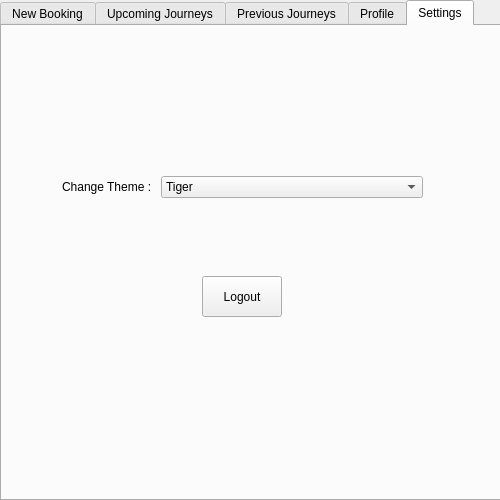
Above: UI/UserScreen.ui from 1412kauti/ProjectHurricane before the change. Below: the same form after it.
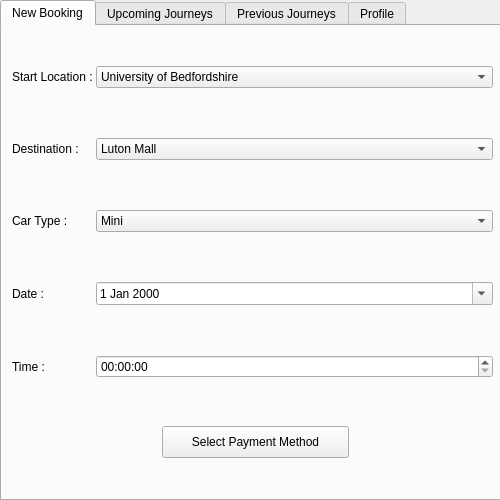
That is the form after the change. The open tabs and pages were chosen to show the change.

```diff
--- a/UI/UserScreen.ui
+++ b/UI/UserScreen.ui
@@ -700,8 +700,8 @@
         </property>
        </widget>
       </item>
-      <item row="6" column="0" colspan="3">
-       <widget class="QPushButton" name="change_Paypal">
+      <item row="7" column="0" colspan="3">
+       <widget class="QPushButton" name="Logout_Btn">
         <property name="text">
          <string>Add/Change PayPal Details</string>
         </property>
@@ -723,104 +723,6 @@
      </property>
     </widget>
    </widget>
-   <widget class="QWidget" name="tab_5">
-    <attribute name="title">
-     <string>Settings</string>
-    </attribute>
-    <widget class="QWidget" name="verticalLayoutWidget_2">
-     <property name="geometry">
-      <rect>
-       <x>200</x>
-       <y>250</y>
-       <width>221</width>
-       <height>41</height>
-      </rect>
-     </property>
-     <layout class="QVBoxLayout" name="verticalLayout_4">
-      <item>
-       <widget class="QPushButton" name="Logout_Btn">
-        <property name="sizePolicy">
-         <sizepolicy hsizetype="Maximum" vsizetype="Preferred">
-          <horstretch>0</horstretch>
-          <verstretch>0</verstretch>
-         </sizepolicy>
-        </property>
-        <property name="text">
-         <string>Logout</string>
-        </property>
-       </widget>
-      </item>
-     </layout>
-    </widget>
-    <widget class="QWidget" name="formLayoutWidget_3">
-     <property name="geometry">
-      <rect>
-       <x>60</x>
-       <y>150</y>
-       <width>361</width>
-       <height>31</height>
-      </rect>
-     </property>
-     <layout class="QFormLayout" name="formLayout_4">
-      <item row="0" column="0">
-       <widget class="QLabel" name="label_22">
-        <property name="text">
-         <string>Change Theme : </string>
-        </property>
-       </widget>
-      </item>
-      <item row="0" column="1">
-       <widget class="QComboBox" name="comboBox_4">
-        <item>
-         <property name="text">
-          <string>Tiger</string>
-         </property>
-        </item>
-        <item>
-         <property name="text">
-          <string>Ubuntu</string>
-         </property>
-        </item>
-        <item>
-         <property name="text">
-          <string>NeonButtons</string>
-         </property>
-        </item>
-        <item>
-         <property name="text">
-          <string>Material Dark</string>
-         </property>
-        </item>
-        <item>
-         <property name="text">
-          <string>Manjaro Mix</string>
-         </property>
-        </item>
-        <item>
-         <property name="text">
-          <string>Elegant Dark</string>
-         </property>
-        </item>
-        <item>
-         <property name="text">
-          <string>Console Style</string>
-         </property>
-        </item>
-        <item>
-         <property name="text">
-          <string>Aqua</string>
-         </property>
-        </item>
-        <item>
-         <property name="text">
-          <string>AMOLED</string>
-         </property>
-        </item>
-       </widget>
-      </item>
-     </layout>
-    </widget>
-   </widget>
   </widget>
  </widget>
  <resources/>
```
Left out of the diff: 113 changed lines with no effect on the pictures.
